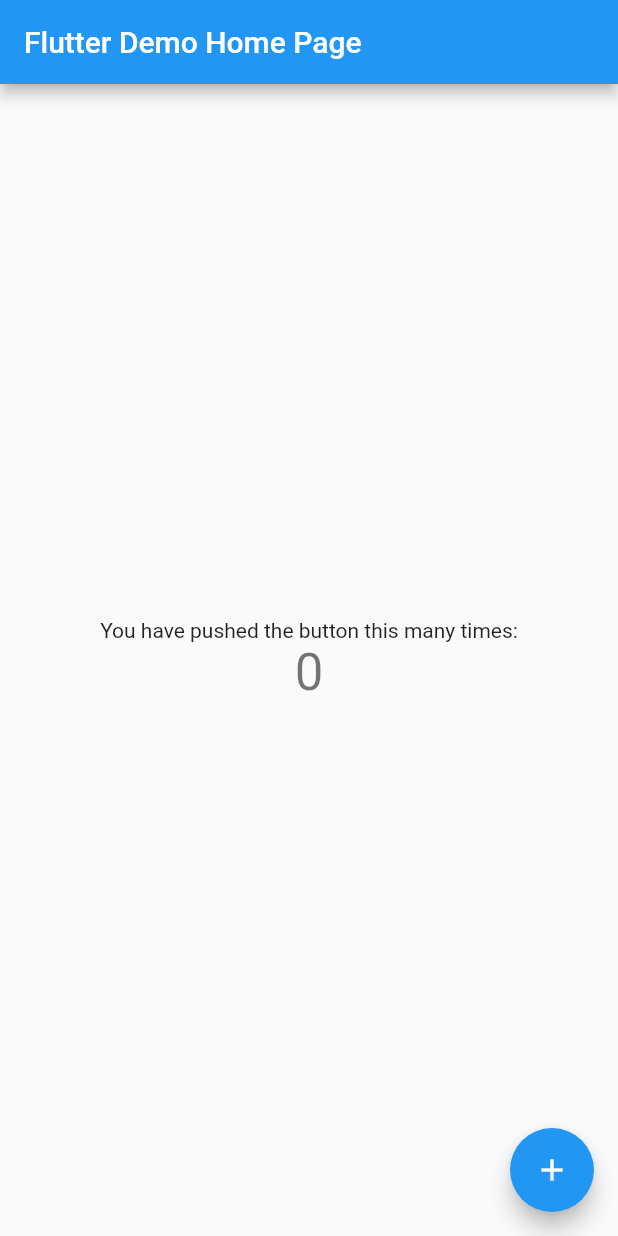
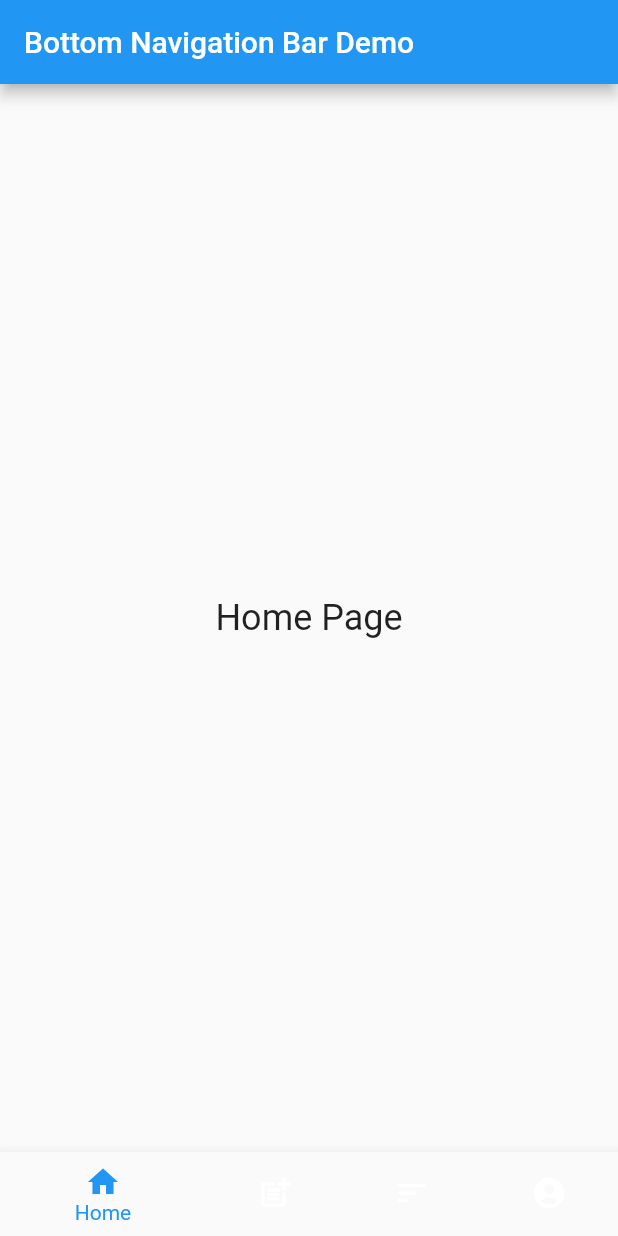
Before and after one commit to demirelarda/AkademiHUBFlutter, a Flutter app: the screen it shows after launch, on a phone screen of 412 x 824 dp. Run offline on Flutter 3.47's test engine with Material 2 defaults, Android fonts, the phone set to English and light mode, and no system bars.

Commit message:
Home Page Bottom Bar Added

```diff
--- /dev/null
+++ b/lib/home_page.dart
@@ -0,0 +1,15 @@
+import 'package:flutter/material.dart';
+
+class HomePage extends StatelessWidget {
+  @override
+  Widget build(BuildContext context) {
+    return Scaffold(
+      body: Center(
+        child: Text(
+          'Home Page',
+          style: TextStyle(fontSize: 24),
+        ),
+      ),
+    );
+  }
+}
--- a/lib/main.dart
+++ b/lib/main.dart
@@ -1,115 +1,87 @@
 import 'package:flutter/material.dart';
+import 'home_page.dart';
+import 'post_page.dart';
+import 'rank_page.dart';
+import 'account_page.dart';
 
-void main() {
-  runApp(const MyApp());
-}
+void main() => runApp(MyApp());
 
 class MyApp extends StatelessWidget {
-  const MyApp({super.key});
-
-  // This widget is the root of your application.
   @override
   Widget build(BuildContext context) {
     return MaterialApp(
-      title: 'Flutter Demo',
+      title: 'Bottom Navigation Bar Demo',
       theme: ThemeData(
-        // This is the theme of your application.
-        //
-        // Try running your application with "flutter run". You'll see the
-        // application has a blue toolbar. Then, without quitting the app, try
-        // changing the primarySwatch below to Colors.green and then invoke
-        // "hot reload" (press "r" in the console where you ran "flutter run",
-        // or simply save your changes to "hot reload" in a Flutter IDE).
-        // Notice that the counter didn't reset back to zero; the application
-        // is not restarted.
         primarySwatch: Colors.blue,
       ),
-      home: const MyHomePage(title: 'Flutter Demo Home Page'),
+      home: MyHomePage(title: 'Bottom Navigation Bar Demo'),
+      routes: <String, WidgetBuilder>{
+        '/home': (BuildContext context) => HomePage(),
+        '/post': (BuildContext context) => PostPage(),
+        '/rank': (BuildContext context) => RankPage(),
+        '/account': (BuildContext context) => AccountPage(),
+      },
     );
   }
 }
 
 class MyHomePage extends StatefulWidget {
-  const MyHomePage({super.key, required this.title});
-
-  // This widget is the home page of your application. It is stateful, meaning
-  // that it has a State object (defined below) that contains fields that affect
-  // how it looks.
-
-  // This class is the configuration for the state. It holds the values (in this
-  // case the title) provided by the parent (in this case the App widget) and
-  // used by the build method of the State. Fields in a Widget subclass are
-  // always marked "final".
+  MyHomePage({Key? key, required this.title}) : super(key: key);
 
   final String title;
 
   @override
-  State<MyHomePage> createState() => _MyHomePageState();
+  _MyHomePageState createState() => _MyHomePageState();
 }
 
 class _MyHomePageState extends State<MyHomePage> {
-  int _counter = 0;
+  int _selectedIndex = 0;
 
-  void _incrementCounter() {
+  static List<Widget> _widgetOptions = <Widget>[
+    HomePage(),
+    PostPage(),
+    RankPage(),
+    AccountPage(),
+  ];
+
+  void _onItemTapped(int index) {
     setState(() {
-      // This call to setState tells the Flutter framework that something has
-      // changed in this State, which causes it to rerun the build method below
-      // so that the display can reflect the updated values. If we changed
-      // _counter without calling setState(), then the build method would not be
-      // called again, and so nothing would appear to happen.
-      _counter++;
+      _selectedIndex = index;
     });
   }
 
   @override
   Widget build(BuildContext context) {
-    // This method is rerun every time setState is called, for instance as done
-    // by the _incrementCounter method above.
-    //
-    // The Flutter framework has been optimized to make rerunning build methods
-    // fast, so that you can just rebuild anything that needs updating rather
-    // than having to individually change instances of widgets.
     return Scaffold(
       appBar: AppBar(
-        // Here we take the value from the MyHomePage object that was created by
-        // the App.build method, and use it to set our appbar title.
         title: Text(widget.title),
       ),
       body: Center(
-        // Center is a layout widget. It takes a single child and positions it
-        // in the middle of the parent.
-        child: Column(
-          // Column is also a layout widget. It takes a list of children and
-          // arranges them vertically. By default, it sizes itself to fit its
-          // children horizontally, and tries to be as tall as its parent.
-          //
-          // Invoke "debug painting" (press "p" in the console, choose the
-          // "Toggle Debug Paint" action from the Flutter Inspector in Android
-          // Studio, or the "Toggle Debug Paint" command in Visual Studio Code)
-          // to see the wireframe for each widget.
-          //
-          // Column has various properties to control how it sizes itself and
-          // how it positions its children. Here we use mainAxisAlignment to
-          // center the children vertically; the main axis here is the vertical
-          // axis because Columns are vertical (the cross axis would be
-          // horizontal).
-          mainAxisAlignment: MainAxisAlignment.center,
-          children: <Widget>[
-            const Text(
-              'You have pushed the button this many times:',
-            ),
-            Text(
-              '$_counter',
-              style: Theme.of(context).textTheme.headlineMedium,
-            ),
-          ],
-        ),
+        child: _widgetOptions.elementAt(_selectedIndex),
       ),
-      floatingActionButton: FloatingActionButton(
-        onPressed: _incrementCounter,
-        tooltip: 'Increment',
-        child: const Icon(Icons.add),
-      ), // This trailing comma makes auto-formatting nicer for build methods.
+      bottomNavigationBar: BottomNavigationBar(
+        items: const <BottomNavigationBarItem>[
+          BottomNavigationBarItem(
+            icon: Icon(Icons.home),
+            label: 'Home',
+          ),
+          BottomNavigationBarItem(
+            icon: Icon(Icons.post_add),
+            label: 'Post',
+          ),
+          BottomNavigationBarItem(
+            icon: Icon(Icons.sort),
+            label: 'Rank',
+          ),
+          BottomNavigationBarItem(
+            icon: Icon(Icons.account_circle),
+            label: 'Account',
+          ),
+        ],
+        currentIndex: _selectedIndex,
+        selectedItemColor: Colors.blue,
+        onTap: _onItemTapped,
+      ),
     );
   }
 }
```
Also changed, not shown: lib/account_page.dart (added, +15 -0 lines), lib/post_page.dart (added, +15 -0 lines), lib/rank_page.dart (added, +15 -0 lines), 1 other file.
